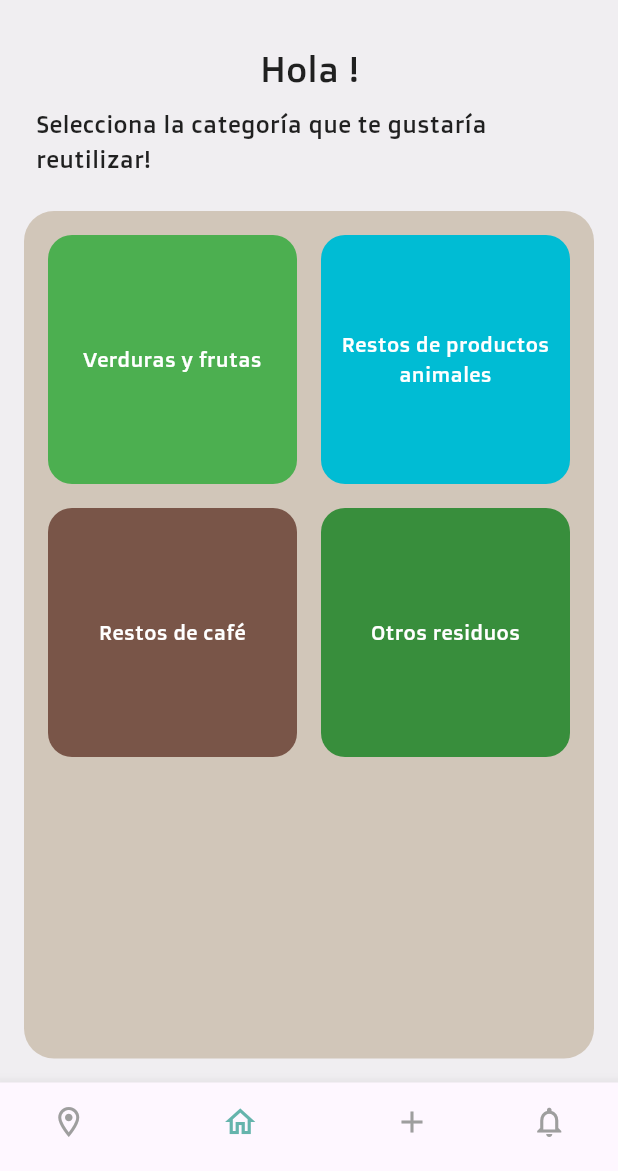
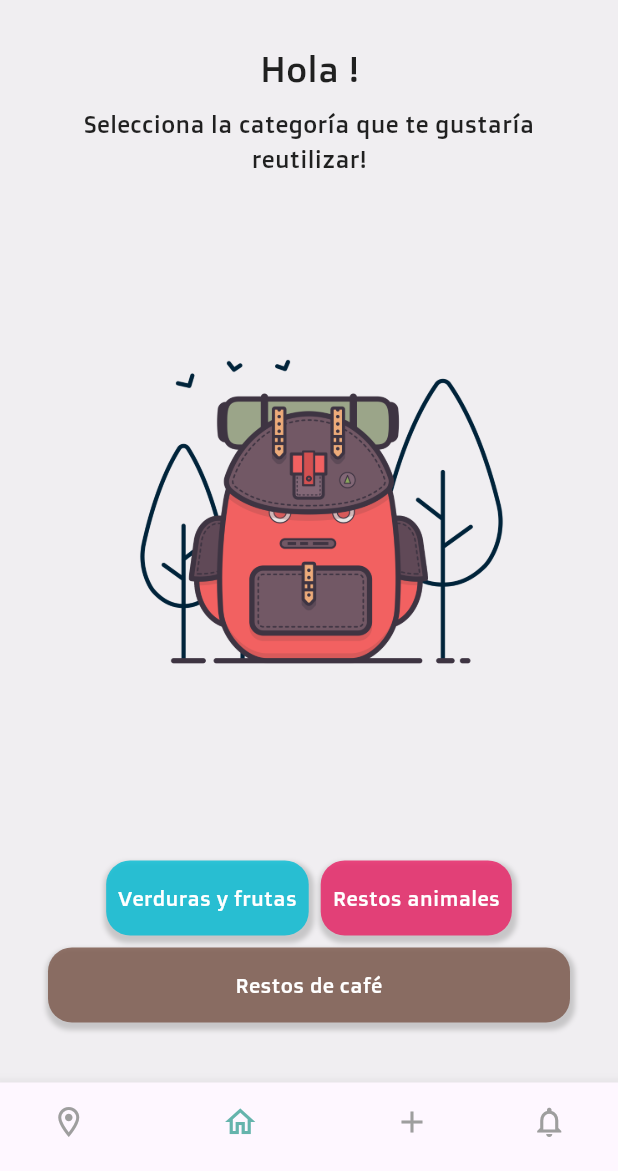
Before and after one commit to matifere/HackITBA, a Flutter app: the CategorySelectionScreen screen opened directly with empty values, on a phone screen of 412 x 824 dp, the part 65-1236 px from its top. Run offline on Flutter 3.47's test engine with Material 3 defaults, Android fonts, the phone set to English and light mode, and no system bars; our stand-ins replace cloud_firestore, firebase_core, geocoding, geolocator, google_maps_flutter; accounts and stored records are empty.

Commit message:
inicio pioli

```diff
--- a/bio_match/lib/view/mapa.dart
+++ b/bio_match/lib/view/mapa.dart
@@ -97,7 +97,7 @@ class _MapaState extends State<Mapa> {
               _markers.add(
                 Marker(
                   onTap: () {
-                    showAboutDialog(context: context, )
+
                   },
                   markerId: MarkerId(doc.id),
                   position: position,
--- a/bio_match/lib/view/pagina_principal.dart
+++ b/bio_match/lib/view/pagina_principal.dart
@@ -2,6 +2,7 @@ import 'package:bio_match/view/mapa.dart';
 import 'package:flutter/material.dart';
 import 'package:bio_match/view/agregar_residuos.dart'; // Importa la pantalla de lista de residuos
 import 'package:bio_match/view/notificaciones.dart'; // Importa la pantalla de lista de residuos
+
 class CategorySelectionScreen extends StatelessWidget {
   const CategorySelectionScreen({super.key, required this.username});
   final String username;
@@ -24,14 +25,18 @@ class CategorySelectionScreen extends StatelessWidget {
         ),
         centerTitle: false,
       ),
-      body: CategorySelectionBody(username: username,),
-      bottomNavigationBar: CustomBottomNavBar(selectedIndex: 1, username: username,),
+      body: CategorySelectionBody(username: username),
+      bottomNavigationBar: CustomBottomNavBar(
+        selectedIndex: 1,
+        username: username,
+      ),
     );
   }
 }
+
 class CategorySelectionBody extends StatelessWidget {
   const CategorySelectionBody({super.key, required this.username});
-  final  String username; // Cambia esto por el nombre de usuario real
+  final String username; // Cambia esto por el nombre de usuario real
 
   @override
   Widget build(BuildContext context) {
@@ -41,16 +46,20 @@ class CategorySelectionBody extends StatelessWidget {
         crossAxisAlignment: CrossAxisAlignment.start,
         children: [
           Center(
-            child: Text("Hola $username!", style: TextStyle(
+            child: Text(
+              "Hola $username!",
+              style: TextStyle(
                 fontSize: 24,
                 fontFamily: 'DoppioOne',
                 color: Colors.black87,
-            ),),
+              ),
+            ),
           ),
           Padding(
             padding: const EdgeInsets.all(8.0),
             child: Text(
               'Selecciona la categoría que te gustaría reutilizar!',
+              textAlign: TextAlign.center,
               style: TextStyle(
                 fontSize: 16,
                 fontFamily: 'DoppioOne',
@@ -58,26 +67,27 @@ class CategorySelectionBody extends StatelessWidget {
               ),
             ),
           ),
-          SizedBox(height: 16),
+
           Expanded(
-            child: Container(
-              decoration: BoxDecoration(
-                color:  Color(0xFFD1C6B9),
-                borderRadius: BorderRadius.circular(20),
-              ),
             child: Padding(
               padding: EdgeInsets.all(16),
-                child: GridView.count(
-                  crossAxisCount: 2,
-                  crossAxisSpacing: 16,
-                  mainAxisSpacing: 16,
+              child: Column(
+                spacing: 8,
                 children: [
-                    CategoryButton('Verduras y frutas', Colors.green),
-                    CategoryButton('Restos de productos animales', Colors.cyan),
-                    CategoryButton('Restos de café', Colors.brown),
-                    CategoryButton('Otros residuos', Colors.green.shade700),
+                  Expanded(
+                    child: Image.asset("assets/images/map.png"),
+                  ),
+                  Row(
+                    spacing: 8,
+                    mainAxisAlignment: MainAxisAlignment.center,
+                    children: [
+                      CategoryButton('Verduras y frutas', Colors.cyan),
+                      CategoryButton('Restos animales', Colors.pink),
                     ],
                   ),
+                  CategoryButton('Restos de café', Colors.brown),
+                  SizedBox()
+                ],
               ),
             ),
           ),
@@ -86,6 +96,7 @@ class CategorySelectionBody extends StatelessWidget {
     );
   }
 }
+
 class CategoryButton extends StatelessWidget {
   final String text;
   final Color color;
@@ -99,17 +110,28 @@ class CategoryButton extends StatelessWidget {
         // Acción cuando se presiona el botón
       },
       child: Container(
+        height: 50,
+
         decoration: BoxDecoration(
-          color: color,
+
+          color: color.withOpacity(.8),
           borderRadius: BorderRadius.circular(16),
+          boxShadow: [
+            BoxShadow(
+              color: Colors.grey.withValues(alpha: 0.5),
+        spreadRadius: 2,
+        blurRadius: 2,
+        offset: Offset(1, 3)
+            )
+          ]
         ),
         child: Center(
+          child: Padding(
+            padding: const EdgeInsets.all(8.0),
             child: Text(
               text,
               textAlign: TextAlign.center,
-            style: TextStyle(
-              color: Colors.white,
-              fontFamily: 'DoppioOne',
+              style: TextStyle(color: Colors.white, fontFamily: 'DoppioOne'),
             ),
           ),
         ),
--- a/bio_match/pubspec.yaml
+++ b/bio_match/pubspec.yaml
@@ -29,6 +29,8 @@ flutter:
   assets:
     - assets/images/trash.png
     - assets/images/hands.png
+    - assets/images/map.png
+
   fonts:
     - family: DoppioOne
       fonts:
```
Also changed, not shown: bio_match/assets/fonts/109-map-location.png (added), bio_match/assets/images/map.png (added). Lines whose indentation alone changed are shown as unchanged.
